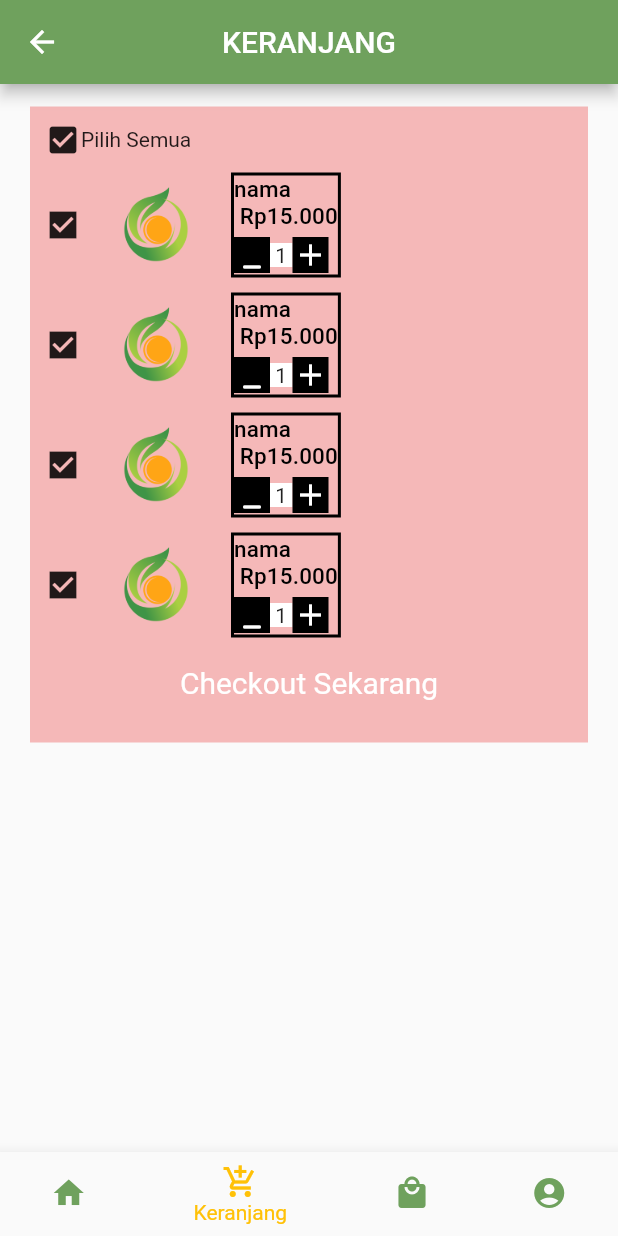
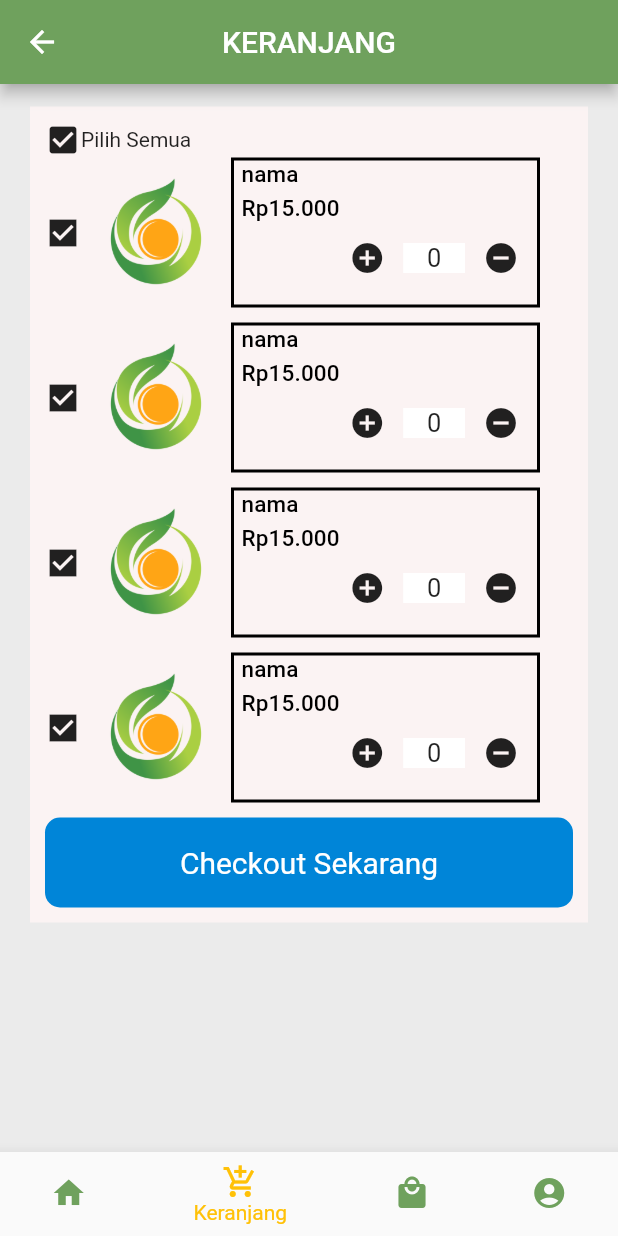
Before and after one commit to benny-rs/PBM-A2, a Flutter app: the NavBar screen opened directly, item 2 of the bottom bar chosen, on a phone screen of 412 x 824 dp. Run offline on Flutter 3.47's test engine with Material 2 defaults, Android fonts, the phone set to English and light mode, and no system bars; our stand-ins replace cloud_firestore, firebase_auth, firebase_core, google_fonts, google_maps_flutter, image_picker; accounts and stored records are empty.

Commit message:
keranjang sudah

```diff
--- a/lib/Cart/Page_Keranjang.dart
+++ b/lib/Cart/Page_Keranjang.dart
@@ -1,14 +1,33 @@
 import 'package:agristore/Cart/Page_Pembayaran.dart';
+import 'package:agristore/Cart/constants_Home.dart';
 import 'package:flutter/material.dart';
 
-class Keranjang extends StatefulWidget {
+class Keranjang extends StatelessWidget {
   const Keranjang({Key? key}) : super(key: key);
 
   @override
-  State<Keranjang> createState() => _KeranjangState();
+  Widget build(BuildContext context) {
+    return MaterialApp(
+      debugShowCheckedModeBanner: false,
+      theme: ThemeData(
+          // fontFamily: "Cairo",
+          scaffoldBackgroundColor: kBackgroundColor,
+          textTheme:
+              Theme.of(context).textTheme.apply(displayColor: kTextColor)),
+      home: KeranjangPage(),
+    );
+    ;
+  }
 }
 
-class _KeranjangState extends State<Keranjang> {
+class KeranjangPage extends StatefulWidget {
+  const KeranjangPage({Key? key}) : super(key: key);
+
+  @override
+  State<KeranjangPage> createState() => _KeranjangPageState();
+}
+
+class _KeranjangPageState extends State<KeranjangPage> {
   @override
   Widget build(BuildContext context) {
     return Scaffold(
@@ -48,7 +67,7 @@
         child: SingleChildScrollView(
           child: Container(
             padding: EdgeInsets.all(10),
-            color: Color.fromARGB(255, 245, 184, 184),
+            color: Color(0xFFFBF3F3),
             child: Column(
               children: [
                 Row(
@@ -57,67 +76,41 @@
                     Text("Pilih Semua"),
                   ],
                 ),
-                const SizedBox(
-                  height: 10,
-                ),
+                // const SizedBox(
+                //   height: 10,
+                // ),
                 CheckoutCard(
-                    size: size,
-                    gambar: "assets/images/Logo.png",
-                    nama: "nama \n Rp15.000"),
-                const SizedBox(
-                  height: 10,
-                ),
+                    size: size, gambar: "assets/images/Logo.png", nama: "nama"),
+                // const SizedBox(
+                //   height: 10,
+                // ),
                 CheckoutCard(
-                    size: size,
-                    gambar: "assets/images/Logo.png",
-                    nama: "nama \n Rp15.000"),
-                const SizedBox(
-                  height: 10,
-                ),
+                    size: size, gambar: "assets/images/Logo.png", nama: "nama"),
+                // const SizedBox(
+                //   height: 10,
+                // ),
                 CheckoutCard(
-                    size: size,
-                    gambar: "assets/images/Logo.png",
-                    nama: "nama \n Rp15.000"),
-                const SizedBox(
-                  height: 10,
-                ),
+                    size: size, gambar: "assets/images/Logo.png", nama: "nama"),
+                // const SizedBox(
+                //   height: 10,
+                // ),
                 CheckoutCard(
-                    size: size,
-                    gambar: "assets/images/Logo.png",
-                    nama: "nama \n Rp15.000"),
-                // const CheckoutCard(image: "assets/makanan/ayam_bakar_madu.jpg", food: "Ayam bakar madu", quantity: 2),
-                // const SizedBox(
-                //   height: 5,
-                // ),
-                // const CheckoutCard(image: "assets/makanan/ayam_geprek.jpg", food: "Ayam geprek bawang", quantity: 2),
-                // const SizedBox(
-                //   height: 5,
-                // ),
-                // const CheckoutCard(image: "assets/makanan/ayam_crispy.jpg", food: "Ayam crispy sambal", quantity: 1),
-                // const SizedBox(
-                //   height: 5,
-                // ),
-                // const CheckoutCard(image: "assets/makanan/ayam_bakar_rica.jpg", food: "Ayam bakar rica", quantity: 4),
-                // const SizedBox(
-                //   height: 5,
-                // ),
-                // const SizedBox(
-                //   height: 30,
-                // ),
-                InkWell(
-                  onTap: () {
-                    Navigator.of(context).push(MaterialPageRoute(builder: (_) {
-                      return PagePembayaran();
-                    }));
-                  },
-                  child: Ink(
+                    size: size, gambar: "assets/images/Logo.png", nama: "nama"),
+                Container(
                   width: double.infinity,
                   height: 60,
                   decoration: BoxDecoration(
                     borderRadius: BorderRadius.circular(10),
-                      color: const Color(0xff2f4858),
+                    color: Color.fromARGB(255, 0, 133, 216),
                   ),
-                    child: const Center(
+                  child: InkWell(
+                    onTap: () {
+                      Navigator.of(context)
+                          .push(MaterialPageRoute(builder: (_) {
+                        return PagePembayaran();
+                      }));
+                    },
+                    child: Center(
                       child: Text(
                         "Checkout Sekarang",
                         style: TextStyle(
@@ -137,25 +130,33 @@
   }
 }
 
-class CheckoutCard extends StatelessWidget {
+class CheckoutCard extends StatefulWidget {
   final String gambar;
   final String nama;
+  // final VoidCallback setstate;
   // final VoidCallback press;
-  const CheckoutCard({
+  CheckoutCard({
     Key? key,
     required this.size,
     required this.gambar,
     required this.nama,
+    // required this.setstate,
     // required this.press,
   }) : super(key: key);
 
   final Size size;
 
   @override
+  State<CheckoutCard> createState() => _CheckoutCardState();
+}
+
+class _CheckoutCardState extends State<CheckoutCard> {
+  @override
   Widget build(BuildContext context) {
     return Container(
-      width: size.width * 3,
-      height: 70,
+      margin: EdgeInsets.only(bottom: 10.0),
+      width: widget.size.width * 3,
+      height: 100,
       // color: Colors.amber,
       child: Row(
         children: [
@@ -166,18 +167,21 @@
             // width: size.width * .3,
             decoration: new BoxDecoration(
               image: DecorationImage(
-                image: AssetImage(gambar),
+                image: AssetImage(widget.gambar),
               ),
             ),
           ),
           // Spacer(),
           Container(
             decoration: BoxDecoration(border: Border.all(width: 2)),
+            width: widget.size.width * .5,
+            child: Padding(
+              padding: EdgeInsets.only(left: 5.0),
               child: Column(
                 crossAxisAlignment: CrossAxisAlignment.start,
                 children: [
                   Text(
-                  nama,
+                    widget.nama,
                     textAlign: TextAlign.start,
                     style: Theme.of(context)
                         .textTheme
@@ -187,50 +191,61 @@
                   const SizedBox(
                     height: 5,
                   ),
-                // Text(
-                //   "Rp15.000",
-                //   textAlign: TextAlign.start,
-                //   style: Theme.of(context)
-                //       .textTheme
-                //       .titleSmall
-                //       ?.copyWith(fontSize: 15),
-                // ),
+                  Text(
+                    "Rp15.000",
+                    textAlign: TextAlign.start,
+                    style: Theme.of(context)
+                        .textTheme
+                        .titleSmall
+                        ?.copyWith(fontSize: 15),
+                  ),
                   Row(
+                    mainAxisAlignment: MainAxisAlignment.end,
                     crossAxisAlignment: CrossAxisAlignment.center,
                     children: <Widget>[
-                    Container(
-                      color: Color(0xFF000000),
-                      child: Icon(
-                        Icons.minimize_rounded,
-                        color: Colors.white,
+                      IconButton(
+                        onPressed: add,
+                        icon: Icon(Icons.add_circle
+                            // color: Colors.white,
                             ),
                       ),
                       Container(
-                        width: 15,
                         color: Colors.white,
+                        width: widget.size.width * .1,
                         child: Text(
-                          "1",
+                          '$_n',
+                          style: new TextStyle(fontSize: 17.0),
                           textAlign: TextAlign.center,
-                        )),
-                    Container(
-                      color: Color(0xFF000000),
-                      child: Icon(
-                        Icons.add,
-                        color: Colors.white,
+                        ),
+                      ),
+                      IconButton(
+                        onPressed: minus,
+                        icon: Icon(Icons.remove_circle
+                            // color: Colors.white,
                             ),
                       ),
                     ],
                   ),
                 ],
               ),
+            ),
           )
         ],
       ),
-      // child: Column(
-      //   children: <Widget>[
-      //     Image.asset("assets/images/Logo.png")
-      //   ],
-      // ),
     );
   }
+
+  int _n = 0;
+
+  void minus() {
+    setState(() {
+      if (_n != 0) _n--;
+    });
   }
+
+  void add() {
+    setState(() {
+      _n++;
+    });
+  }
+}
--- /dev/null
+++ b/lib/Cart/constants_Home.dart
@@ -0,0 +1,9 @@
+import 'package:flutter/material.dart';
+
+const kBackgroundColor = Color.fromARGB(19, 44, 44, 44);
+const kActiveIconColor = Color(0xFFE68342);
+const kTextColor = Color(0xFF222B45);
+const kBlueLightColor = Color(0xFFC7B8F5);
+const kBlueColor = Color(0xFF817DC0);
+const kShadowColor = Color(0xFFE6E6E6);
+const pBackgroundColor = Color(0xFF6FA15D);
--- a/lib/Home/Page_Home.dart
+++ b/lib/Home/Page_Home.dart
@@ -17,7 +17,7 @@
     return MaterialApp(
       debugShowCheckedModeBanner: false,
       theme: ThemeData(
-          fontFamily: "Cairo",
+          // fontFamily: "Cairo",
           scaffoldBackgroundColor: kBackgroundColor,
           textTheme:
               Theme.of(context).textTheme.apply(displayColor: kTextColor)),
--- a/lib/main.dart
+++ b/lib/main.dart
@@ -1,4 +1,5 @@
 // import 'package:firebase_authentication_01/Auth_Services.dart';
+import 'package:agristore/Cart/Page_Keranjang.dart';
 import 'package:agristore/Page_register1.dart';
 import 'package:agristore/camera.dart';
 import 'package:agristore/maps.dart';
@@ -22,6 +23,7 @@
   Widget build(BuildContext context) {
     return MaterialApp(
       debugShowCheckedModeBanner: false,
+      // home: Keranjang(),
       home: page_awal(),
     );
   }
```
Also changed, not shown: lib/Cart/Page_Pembayaran.dart (+37 -15 lines). Lines whose indentation alone changed are shown as unchanged.
